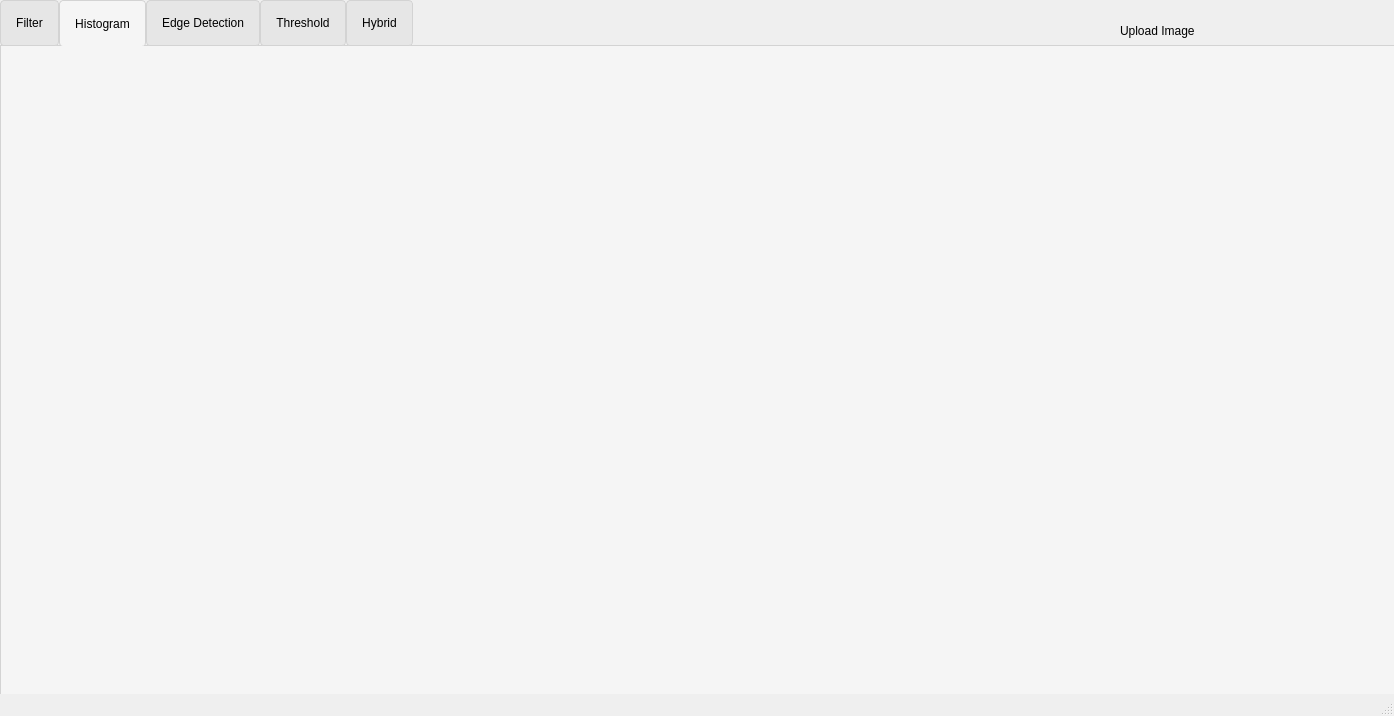
Dinahussam/Impro-App, file QT_GUI_TASK_1/mainwindow.ui: the form before one commit.
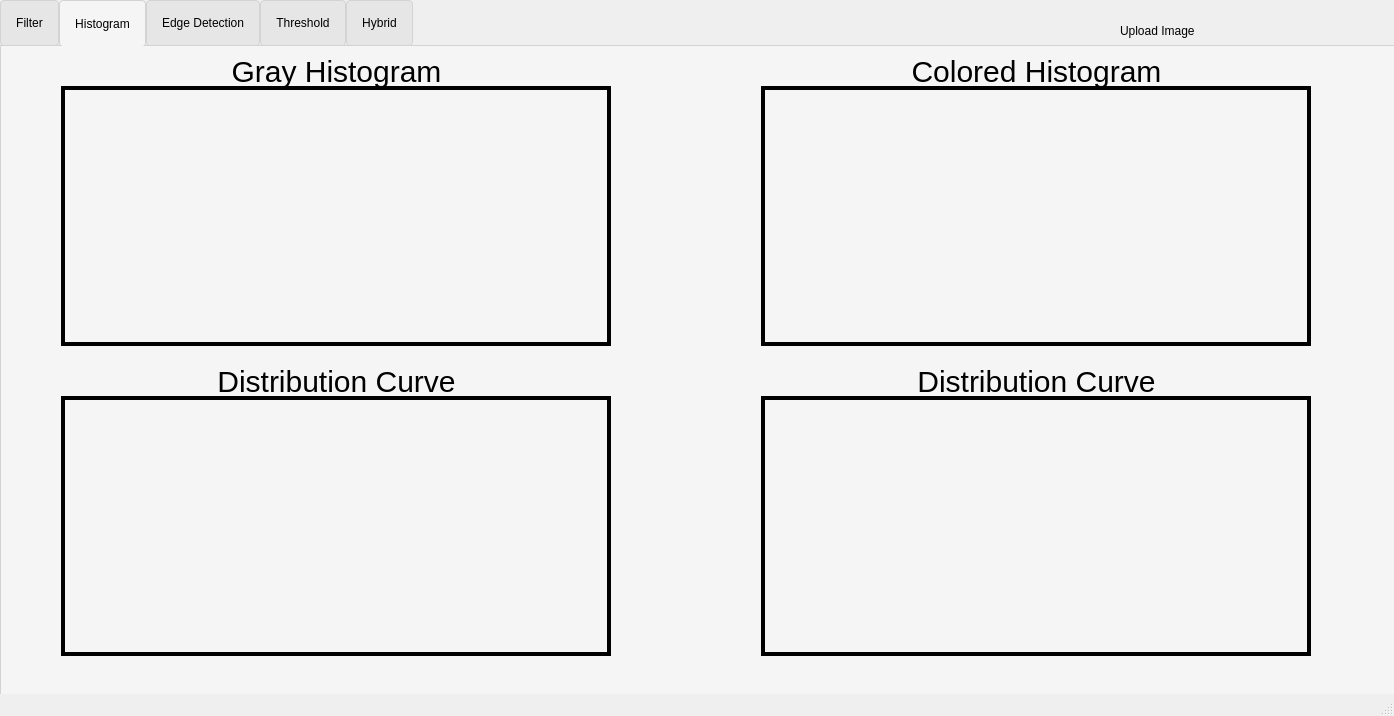
The form after the commit. The open tabs and pages were chosen to show the change. Icons and pictures are not drawn.

Diff of the .ui file:
```diff
--- a/QT_GUI_TASK_1/mainwindow.ui
+++ b/QT_GUI_TASK_1/mainwindow.ui
@@ -475,6 +475,186 @@
      <attribute name="title">
       <string>Histogram</string>
      </attribute>
+     <widget class="QLabel" name="grayHistogramBars">
+      <property name="geometry">
+       <rect>
+        <x>60</x>
+        <y>40</y>
+        <width>550</width>
+        <height>260</height>
+       </rect>
+      </property>
+      <property name="styleSheet">
+       <string notr="true">border: 4px solid black;
+</string>
+      </property>
+      <property name="text">
+       <string/>
+      </property>
+      <property name="scaledContents">
+       <bool>true</bool>
+      </property>
+      <property name="alignment">
+       <set>Qt::AlignCenter</set>
+      </property>
+     </widget>
+     <widget class="QLabel" name="grayHistogramBars_2">
+      <property name="geometry">
+       <rect>
+        <x>760</x>
+        <y>40</y>
+        <width>550</width>
+        <height>260</height>
+       </rect>
+      </property>
+      <property name="styleSheet">
+       <string notr="true">border: 4px solid black;
+</string>
+      </property>
+      <property name="text">
+       <string/>
+      </property>
+      <property name="scaledContents">
+       <bool>true</bool>
+      </property>
+      <property name="alignment">
+       <set>Qt::AlignCenter</set>
+      </property>
+     </widget>
+     <widget class="QLabel" name="grayHistogramBars_3">
+      <property name="geometry">
+       <rect>
+        <x>60</x>
+        <y>350</y>
+        <width>550</width>
+        <height>260</height>
+       </rect>
+      </property>
+      <property name="styleSheet">
+       <string notr="true">border: 4px solid black;
+</string>
+      </property>
+      <property name="text">
+       <string/>
+      </property>
+      <property name="scaledContents">
+       <bool>true</bool>
+      </property>
+      <property name="alignment">
+       <set>Qt::AlignCenter</set>
+      </property>
+     </widget>
+     <widget class="QLabel" name="grayHistogramBars_4">
+      <property name="geometry">
+       <rect>
+        <x>760</x>
+        <y>350</y>
+        <width>550</width>
+        <height>260</height>
+       </rect>
+      </property>
+      <property name="styleSheet">
+       <string notr="true">border: 4px solid black;
+</string>
+      </property>
+      <property name="text">
+       <string/>
+      </property>
+      <property name="scaledContents">
+       <bool>true</bool>
+      </property>
+      <property name="alignment">
+       <set>Qt::AlignCenter</set>
+      </property>
+     </widget>
+     <widget class="QLabel" name="Label1">
+      <property name="geometry">
+       <rect>
+        <x>60</x>
+        <y>10</y>
+        <width>551</width>
+        <height>31</height>
+       </rect>
+      </property>
+      <property name="styleSheet">
+       <string notr="true">font-family: Impact, Haettenschweiler, 'Arial Narrow Bold', sans-serif;
+font-size: 30px;
+color: black;
+background-color:transparent;</string>
+      </property>
+      <property name="text">
+       <string>Gray Histogram</string>
+      </property>
+      <property name="alignment">
+       <set>Qt::AlignCenter</set>
+      </property>
+     </widget>
+     <widget class="QLabel" name="Label1_2">
+      <property name="geometry">
+       <rect>
+        <x>760</x>
+        <y>10</y>
+        <width>551</width>
+        <height>31</height>
+       </rect>
+      </property>
+      <property name="styleSheet">
+       <string notr="true">font-family: Impact, Haettenschweiler, 'Arial Narrow Bold', sans-serif;
+font-size: 30px;
+color: black;
+background-color:transparent;</string>
+      </property>
+      <property name="text">
+       <string>Colored Histogram</string>
+      </property>
+      <property name="alignment">
+       <set>Qt::AlignCenter</set>
+      </property>
+     </widget>
+     <widget class="QLabel" name="Label1_3">
+      <property name="geometry">
+       <rect>
+        <x>760</x>
+        <y>320</y>
+        <width>551</width>
+        <height>31</height>
+       </rect>
+      </property>
+      <property name="styleSheet">
+       <string notr="true">font-family: Impact, Haettenschweiler, 'Arial Narrow Bold', sans-serif;
+font-size: 30px;
+color: black;
+background-color:transparent;</string>
+      </property>
+      <property name="text">
+       <string>Distribution Curve</string>
+      </property>
+      <property name="alignment">
+       <set>Qt::AlignCenter</set>
+      </property>
+     </widget>
+     <widget class="QLabel" name="Label1_4">
+      <property name="geometry">
+       <rect>
+        <x>60</x>
+        <y>320</y>
+        <width>551</width>
+        <height>31</height>
+       </rect>
+      </property>
+      <property name="styleSheet">
+       <string notr="true">font-family: Impact, Haettenschweiler, 'Arial Narrow Bold', sans-serif;
+font-size: 30px;
+color: black;
+background-color:transparent;</string>
+      </property>
+      <property name="text">
+       <string>Distribution Curve</string>
+      </property>
+      <property name="alignment">
+       <set>Qt::AlignCenter</set>
+      </property>
+     </widget>
     </widget>
     <widget class="QWidget" name="EdgeDetection">
      <attribute name="icon">
```
Left out of the diff: 44 changed lines with no effect on the pictures.
